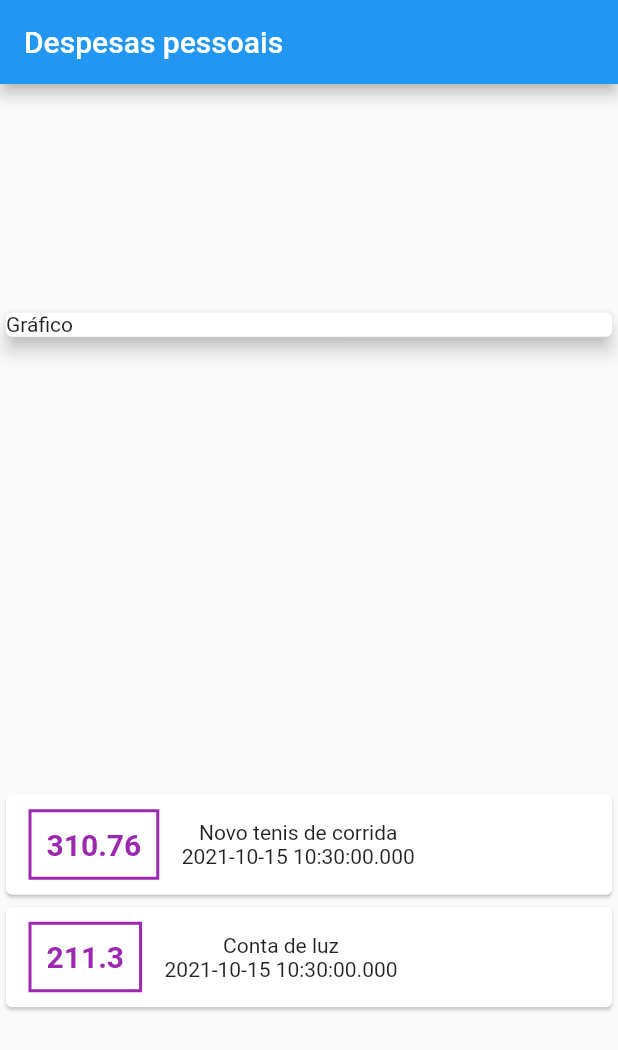
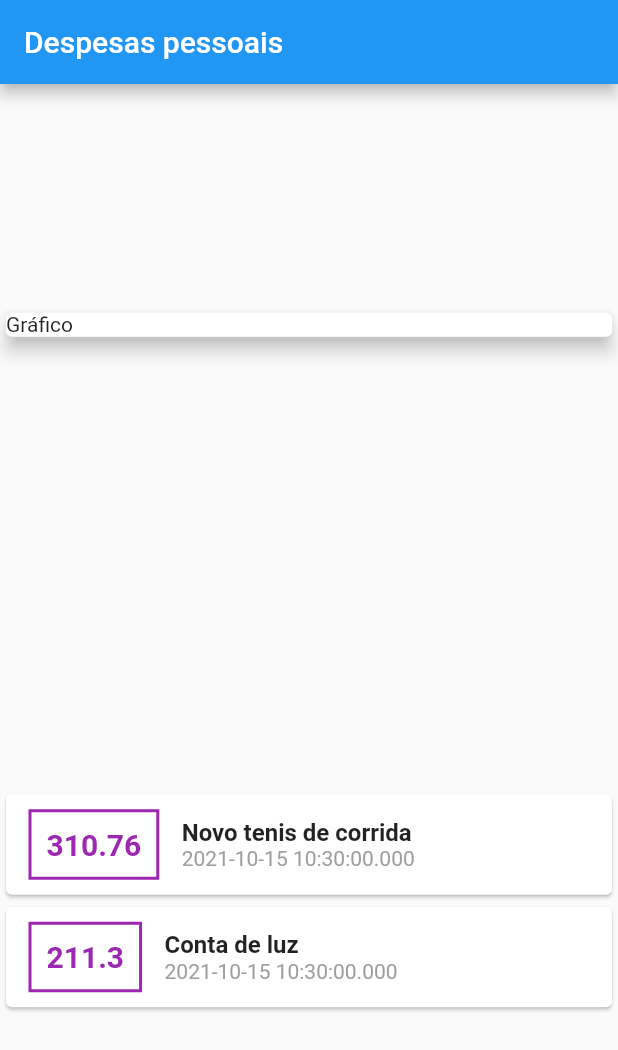
Before and after one commit to jccallves-developer/expenses, a Flutter app: the screen it shows after launch, on a phone screen of 412 x 824 dp. Shown: the top 1050 px of the screen. Run offline on Flutter 3.47's test engine with Material 2 defaults, Android fonts, the phone set to English and light mode, and no system bars.

Commit message:
#Aula100 - Desafio estilo título & data

```diff
--- a/lib/main.dart
+++ b/lib/main.dart
@@ -65,9 +65,15 @@ class MyHomePage extends StatelessWidget {
                           )),
                     ),
                     Column(
+                      crossAxisAlignment: CrossAxisAlignment.start,
                       children: [
-                        Text(tr.title),
-                        Text(tr.date.toString()),
+                        Text(tr.title,
+                            style: TextStyle(
+                                fontWeight: FontWeight.bold, fontSize: 16)),
+                        Text(tr.date.toString(),
+                            style: TextStyle(
+                              color: Colors.grey,
+                            )),
                       ],
                     )
                   ],
```
